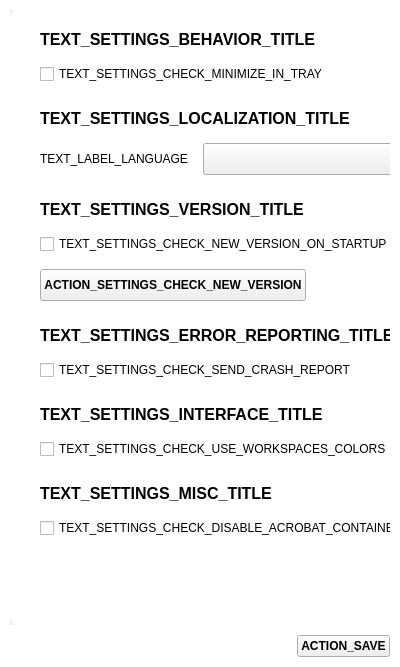
Old version of the form parsec/core/gui/forms/settings_widget.ui in the repository Scille/parsec-cloud.
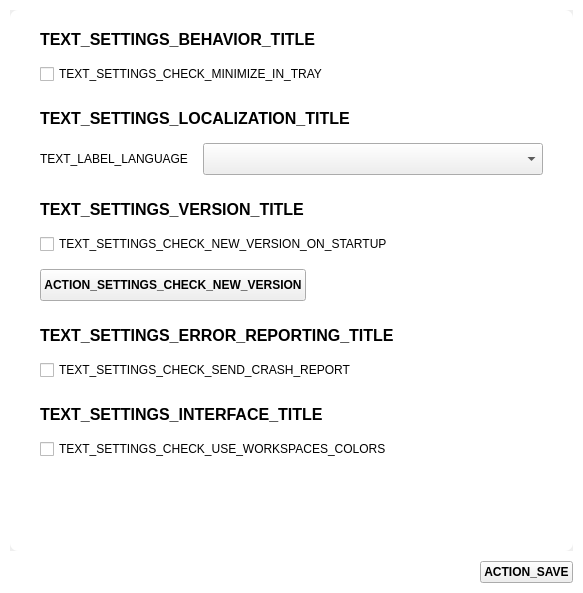
New version of the form. Custom widgets are drawn as their Qt base class.

Commit message: [GUI] Fixed GUI-related issues with workspace toggling

Diff of the .ui file:
```diff
--- a/parsec/core/gui/forms/settings_widget.ui
+++ b/parsec/core/gui/forms/settings_widget.ui
@@ -6,8 +6,8 @@
    <rect>
     <x>0</x>
     <y>0</y>
-    <width>400</width>
-    <height>667</height>
+    <width>583</width>
+    <height>593</height>
    </rect>
   </property>
   <property name="minimumSize">
@@ -69,8 +69,8 @@
        <rect>
         <x>0</x>
         <y>0</y>
-        <width>465</width>
-        <height>609</height>
+        <width>563</width>
+        <height>526</height>
        </rect>
       </property>
       <layout class="QVBoxLayout" name="verticalLayout_2">
@@ -420,59 +420,6 @@
          </layout>
         </widget>
        </item>
-       <item>
-        <widget class="QWidget" name="widget_misc" native="true">
-         <layout class="QVBoxLayout" name="verticalLayout_8">
-          <property name="spacing">
-           <number>15</number>
-          </property>
-          <property name="leftMargin">
-           <number>0</number>
-          </property>
-          <property name="topMargin">
-           <number>0</number>
-          </property>
-          <property name="rightMargin">
-           <number>0</number>
-          </property>
-          <property name="bottomMargin">
-           <number>0</number>
-          </property>
-          <item>
-           <layout class="QHBoxLayout" name="horizontalLayout_10">
-            <item>
-             <widget class="QLabel" name="label">
-              <property name="font">
-               <font>
-                <pointsize>12</pointsize>
-                <weight>75</weight>
-                <bold>true</bold>
-               </font>
-              </property>
-              <property name="text">
-               <string>TEXT_SETTINGS_MISC_TITLE</string>
-              </property>
-             </widget>
-            </item>
-           </layout>
-          </item>
-          <item>
-           <layout class="QHBoxLayout" name="horizontalLayout_12">
-            <property name="leftMargin">
-             <number>0</number>
-            </property>
-            <item>
-             <widget class="QCheckBox" name="check_acrobat_container">
-              <property name="text">
-               <string>TEXT_SETTINGS_CHECK_DISABLE_ACROBAT_CONTAINERS</string>
-              </property>
-             </widget>
-            </item>
-           </layout>
-          </item>
-         </layout>
-        </widget>
-       </item>
        <item>
         <spacer name="verticalSpacer">
          <property name="orientation">
```
The commit also changes 7 other files.
